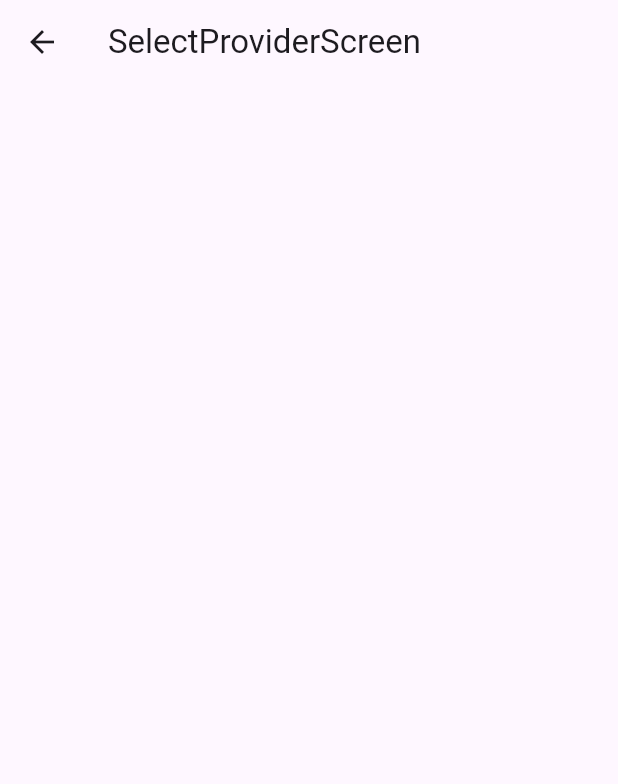
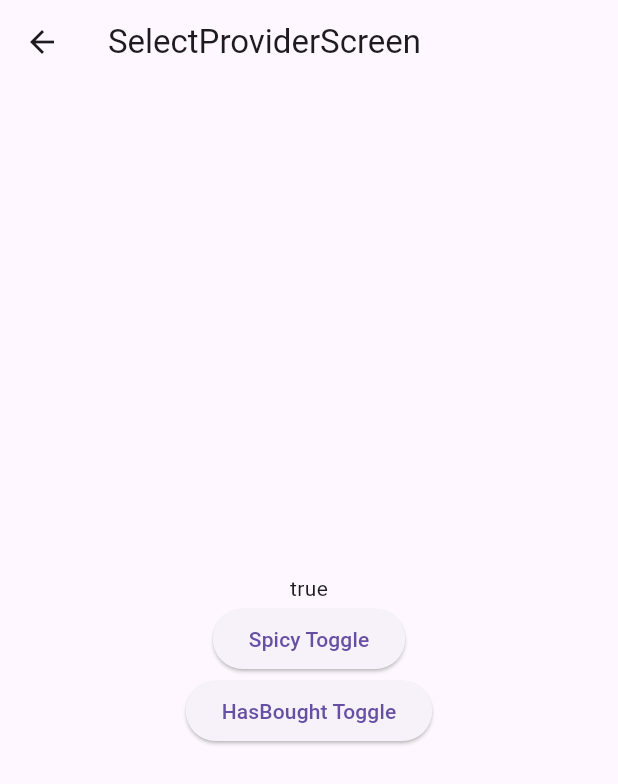
Before and after one commit to yeongwooCho/riverpod_test, a Flutter app: the screen it shows after launch, after a tap on "SelectProviderScreen", on a phone screen of 412 x 824 dp. Shown: the top 784 px of the screen. Run offline on Flutter 3.47's test engine with Material 3 defaults, Android fonts, the phone set to English and light mode, and no system bars; our stand-ins replace flutter_riverpod.

Commit message:
[add] select 기능으로 하나의 property만 watch하는 기능 구현

```diff
--- a/lib/screen/select_provider_screen.dart
+++ b/lib/screen/select_provider_screen.dart
@@ -1,15 +1,41 @@
 import 'package:flutter/material.dart';
+import 'package:flutter_riverpod/flutter_riverpod.dart';
 import 'package:riverpod_test/layout/default_layout.dart';
+import 'package:riverpod_test/riverpod/select_provider.dart';
 
-class SelectProviderScreen extends StatelessWidget {
+class SelectProviderScreen extends ConsumerWidget {
   const SelectProviderScreen({super.key});
 
   @override
-  Widget build(BuildContext context) {
+  Widget build(BuildContext context, WidgetRef ref) {
+    print('build');
+    final state = ref.watch(selectProvider.select((value) => value.isSpicy));
+
     return DefaultLayout(
       title: 'SelectProviderScreen',
-      body: Column(
-        children: [],
+      body: SizedBox(
+        width: double.infinity,
+        child: Column(
+          mainAxisAlignment: MainAxisAlignment.center,
+          children: [
+            Text(state.toString()),
+            // Text(state.name),
+            // Text(state.isSpicy.toString()),
+            // Text(state.hasBought.toString()),
+            ElevatedButton(
+              onPressed: () {
+                ref.read(selectProvider.notifier).toggleIsSpicy();
+              },
+              child: Text('Spicy Toggle'),
+            ),
+            ElevatedButton(
+              onPressed: () {
+                ref.read(selectProvider.notifier).toggleHasBought();
+              },
+              child: Text('HasBought Toggle'),
+            ),
+          ],
+        ),
       ),
     );
   }
```
